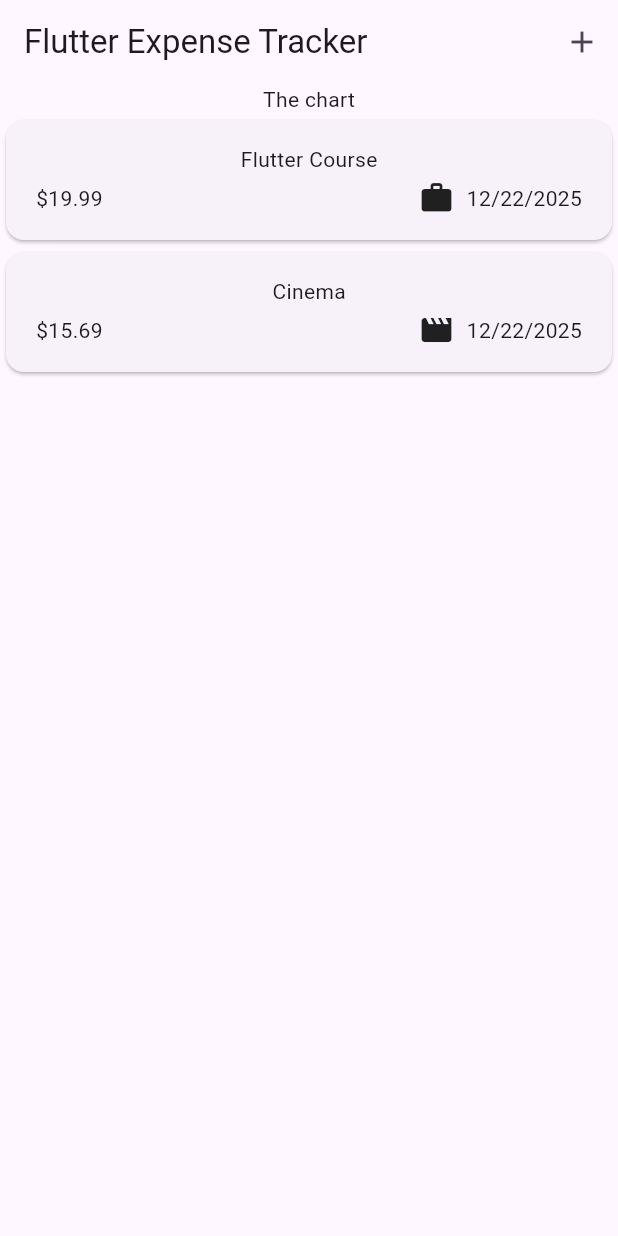
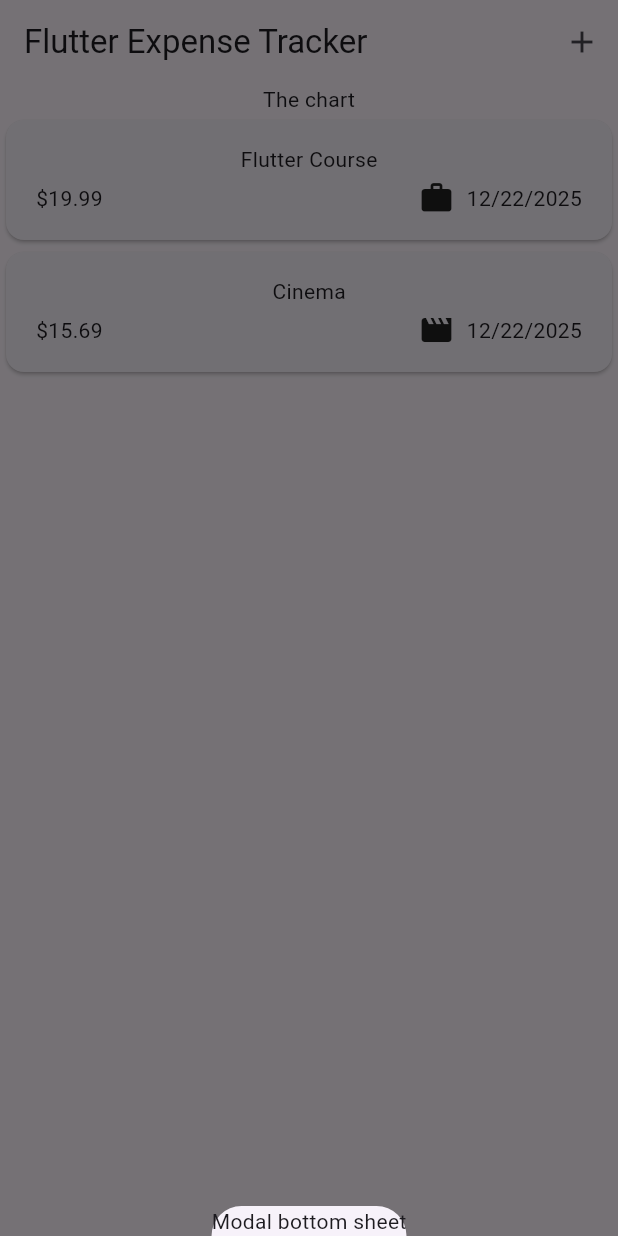
Before and after one commit to munirapp/max-miller-flutter, a Flutter app: the screen it shows after launch, after a tap on the "add" icon, on a phone screen of 412 x 824 dp. Run offline on Flutter 3.47's test engine with Material 3 defaults, Android fonts, the phone set to English and light mode, and no system bars; our stand-ins replace google_fonts.

Commit message:
chore: add modal bottom sheet in expenses screen

```diff
--- a/expense_tracker/lib/widgets/expenses.dart
+++ b/expense_tracker/lib/widgets/expenses.dart
@@ -27,12 +27,24 @@ class _ExpensesState extends State<Expenses> {
     ),
   ];
 
+  void _openAddExpenseOverlay() {
+    showModalBottomSheet(
+      context: context,
+      builder: (ctx) => Text('Modal bottom sheet'),
+    );
+  }
+
   @override
   Widget build(BuildContext context) {
     return Scaffold(
       appBar: AppBar(
         title: Text('Flutter Expense Tracker'),
-        actions: [IconButton(onPressed: () {}, icon: const Icon(Icons.add))],
+        actions: [
+          IconButton(
+            onPressed: _openAddExpenseOverlay,
+            icon: const Icon(Icons.add),
+          ),
+        ],
       ),
       body: Column(
         children: [
```
